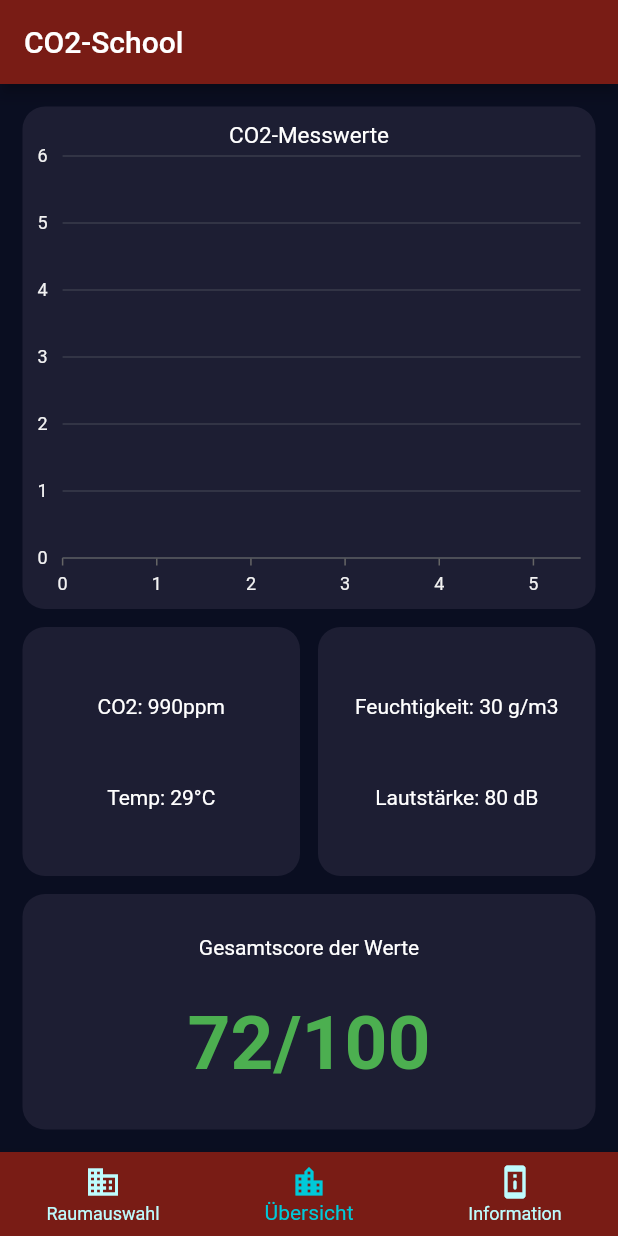
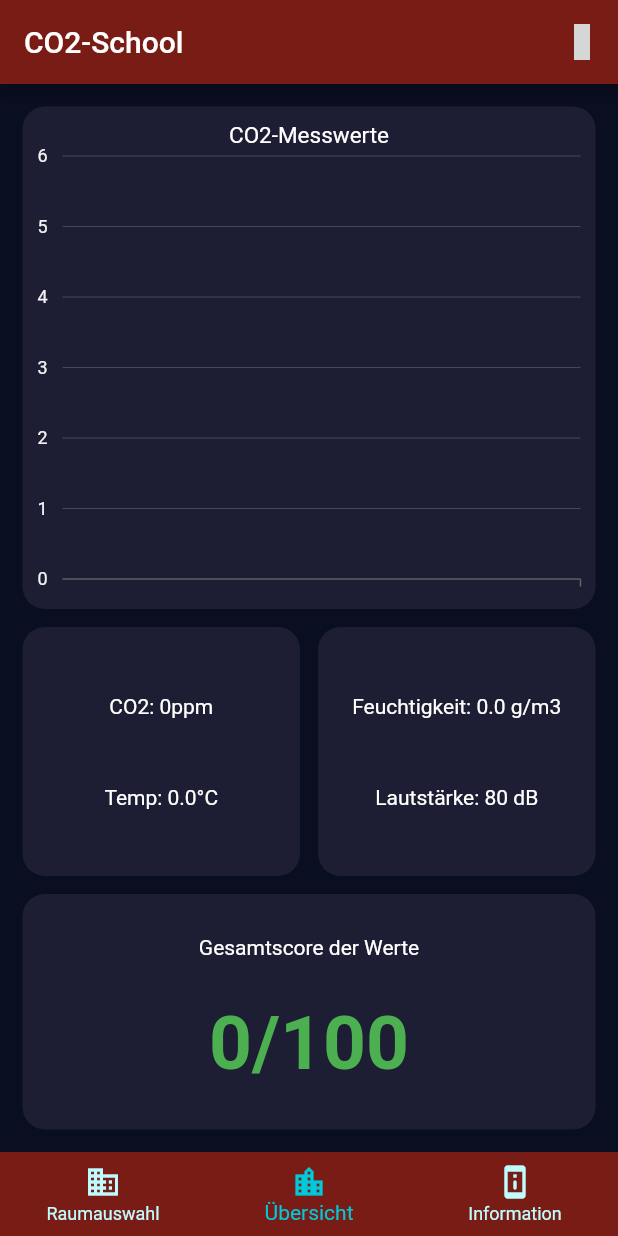
Before and after one commit to SirSimon04/flutter_co2, a Flutter app: the screen it shows after launch, on a phone screen of 412 x 824 dp. Run offline on Flutter 3.47's test engine with Material 2 defaults, Android fonts, the phone set to English and light mode, and no system bars; our stand-ins replace community_material_icon, syncfusion_flutter_charts; network calls fail; grey boxes are pictures that could not be loaded.

```diff
--- a/lib/co2_screen.dart
+++ b/lib/co2_screen.dart
@@ -6,48 +6,41 @@ import 'constants.dart';
 import 'reusable_card.dart';
 
 class Co2Screen extends StatefulWidget {
+  Co2Screen({Key key}) : super(key: key);
   @override
-  _Co2ScreenState createState() => _Co2ScreenState();
+  Co2ScreenState createState() => Co2ScreenState();
 }
 
-class _Co2ScreenState extends State<Co2Screen> {
-  String tCo2 = '?';
-  String tTemp = '?';
-  String tScore = '?';
-
-  double co0 = 0;
-  double co1 = 0;
-  double co2 = 0;
-  double co3 = 0;
-  double co4 = 0;
-
-  int id0 = 0;
-  int id1 = 0;
-  int id2 = 0;
-  int id3 = 0;
-  int id4 = 0;
+class Co2ScreenState extends State<Co2Screen> {
+  double tCo2 = 0;
+  double tTemp = 0;
+  double tScore = 0;
+  double tH2o = 0;
 
   List<ChartData> chartData = [];
 
   Future<void> getData() async {
     var decodedData =
         await NetworkHelper('https://co2.uber.space/statusNow/T').getData();
-    print(decodedData);
-    for (var item in decodedData) {
-      print(item['ID']);
-      setState(() {
-        chartData.add(ChartData(item['ID'], item['co2'], kRedGew));
-      });
-      print(chartData);
-    }
-    for (int i = 0; i < 3; i++) {
-      print(decodedData[i]['co2']);
-    }
+    String test = decodedData[0]["DatumZeit"];
+    print(test);
+    print(test.substring(17, 22));
+    // print(test.split(" ")[4]);
+    setState(() {
+      for (var item in decodedData) {
+        chartData.add(ChartData(item["ID"], item['co2'], kRedGew));
+      }
+      tTemp = decodedData[0]['Temp'];
+      tCo2 = decodedData[0]['co2'];
+      tScore = decodedData[0]['score'];
+      tH2o = decodedData[0]['h2o'];
+    });
   }
 
-  List<LineSeries<ChartData, num>> getLineSeries() {
-    return <LineSeries<ChartData, num>>[
-      LineSeries(
+  List<SplineSeries<ChartData, num>> getLineSeries() {
+    return <SplineSeries<ChartData, num>>[
+      SplineSeries(
+        splineType: SplineType.natural,
         animationDuration: 2500,
         dataSource: chartData,
         pointColorMapper: (ChartData chart, _) => chart.segmentColor,
@@ -55,7 +48,7 @@ class _Co2ScreenState extends State<Co2Screen> {
         yValueMapper: (ChartData chart, _) => chart.y,
         width: 2,
         name: 'Messwert',
-        markerSettings: MarkerSettings(isVisible: true),
+        markerSettings: MarkerSettings(isVisible: false),
       ),
     ];
   }
@@ -79,10 +72,11 @@ class _Co2ScreenState extends State<Co2Screen> {
             cardChild: SfCartesianChart(
               plotAreaBorderWidth: 0,
               title: ChartTitle(text: 'CO2-Messwerte'),
-              primaryXAxis: NumericAxis(
+              primaryXAxis: CategoryAxis(
                 edgeLabelPlacement: EdgeLabelPlacement.shift,
-                interval: 1,
+                interval: 5,
                 majorGridLines: MajorGridLines(width: 0),
+                labelRotation: 60,
               ),
               primaryYAxis: NumericAxis(
                 labelFormat: '{value}',
@@ -90,7 +84,8 @@ class _Co2ScreenState extends State<Co2Screen> {
                 majorTickLines: MajorTickLines(color: Colors.transparent),
               ),
               series: getLineSeries(),
-              tooltipBehavior: TooltipBehavior(enable: true),
+              tooltipBehavior:
+                  TooltipBehavior(enable: true, canShowMarker: false),
             ),
           ),
         ),
@@ -104,7 +99,10 @@ class _Co2ScreenState extends State<Co2Screen> {
                   color: kExpandedCardActiveColor,
                   cardChild: Column(
                     mainAxisAlignment: MainAxisAlignment.spaceEvenly,
-                    children: <Widget>[Text('CO2: 990ppm'), Text('Temp: 29°C')],
+                    children: <Widget>[
+                      Text('CO2: ${tCo2.toStringAsFixed(0)}ppm'),
+                      Text('Temp: $tTemp°C')
+                    ],
                   ),
                 ),
               ),
@@ -116,7 +114,7 @@ class _Co2ScreenState extends State<Co2Screen> {
                   cardChild: Column(
                     mainAxisAlignment: MainAxisAlignment.spaceEvenly,
                     children: <Widget>[
-                      Text('Feuchtigkeit: 30 g/m3'),
+                      Text('Feuchtigkeit: $tH2o g/m3'),
                       Text('Lautstärke: 80 dB')
                     ],
                   ),
@@ -138,7 +136,7 @@ class _Co2ScreenState extends State<Co2Screen> {
                   children: <Widget>[
                     Text('Gesamtscore der Werte'),
                     Text(
-                      '72/100',
+                      '${tScore.toStringAsFixed(0)}/100',
                       style: TextStyle(
                         color: Colors.green,
                         fontSize: 50.0,
--- a/lib/manager.dart
+++ b/lib/manager.dart
@@ -6,10 +6,9 @@ import 'choose_room.dart';
 import 'co2_screen.dart';
 import 'info.dart';
 import 'dart:io' show Platform;
+import 'package:community_material_icon/community_material_icon.dart';
 
 class HomePage extends StatefulWidget {
-  HomePage({Key key}) : super(key: key);
-
   @override
   HomePageState createState() => HomePageState();
 }
@@ -66,6 +65,14 @@ class HomePageState extends State<HomePage> {
         appBar: AppBar(
           backgroundColor: kRedGew,
           title: Text('CO2-School'),
+          actions: <Widget>[
+            IconButton(
+              icon: const Icon(
+                CommunityMaterialIcons.reload,
+                color: Colors.white,
+              ),
+            ),
+          ],
         ),
         body: Center(
           child: widgetOptions.elementAt(selectedIndex),
--- a/pubspec.yaml
+++ b/pubspec.yaml
@@ -27,6 +27,7 @@ dependencies:
   syncfusion_flutter_charts: ^18.3.35
   flutter_boxicons: ^2.0.1
   font_awesome_flutter: ^8.8.1
+  community_material_icon: ^5.4.55
 
 
   # The following adds the Cupertino Icons font to your application.
```
Also changed, not shown: pubspec.lock.
